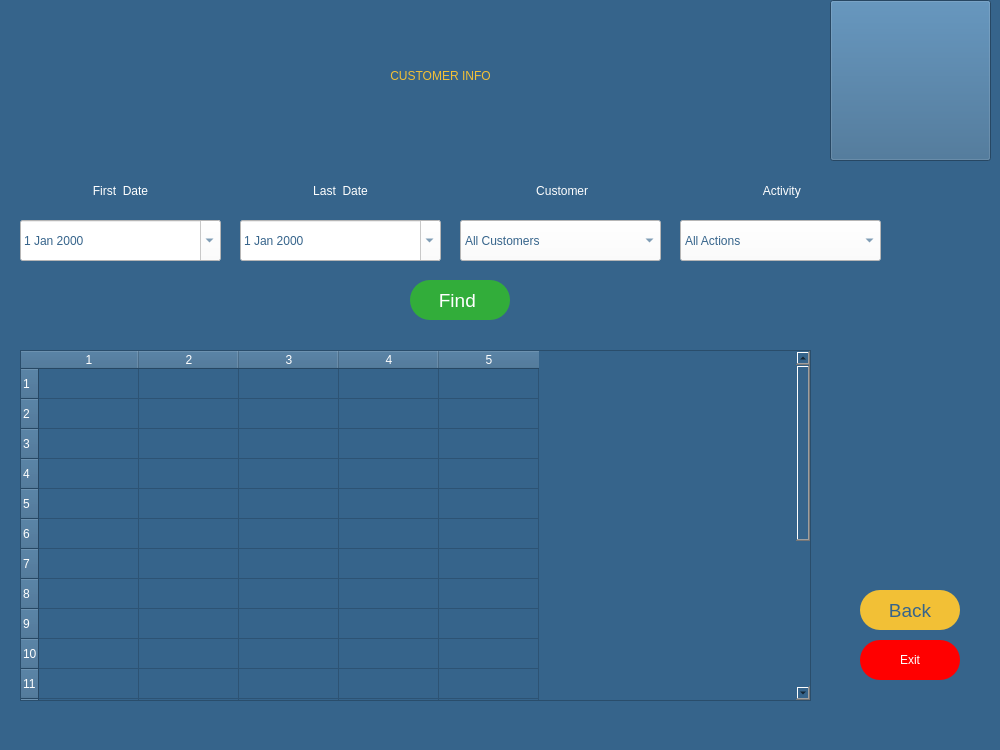
Old version of the form customerinfopage.ui in the repository melihorhanyilmaz/Project.
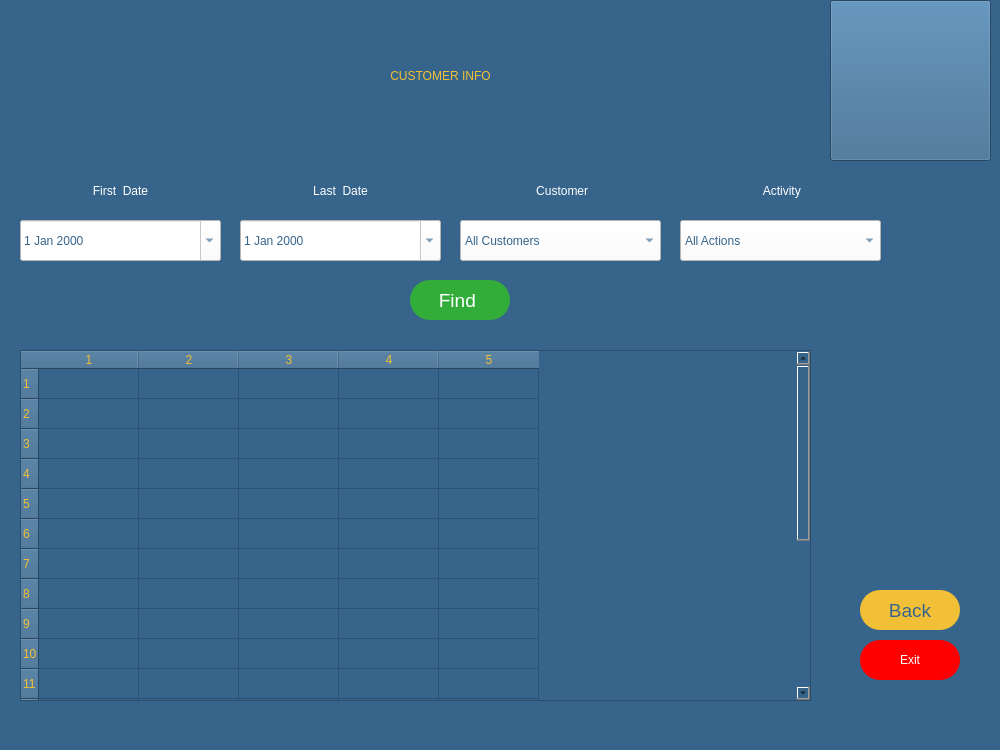
New version of the form. Icons and pictures are not drawn.

```diff
--- a/customerinfopage.ui
+++ b/customerinfopage.ui
@@ -52,7 +52,7 @@
     </property>
     <property name="styleSheet">
      <string notr="true">font: 63 10pt &quot;Montserrat SemiBold&quot;;
-color: rgb(255, 255, 255);</string>
+color: rgb(242, 192, 54);</string>
     </property>
     <property name="rowCount">
      <number>20</number>
```
